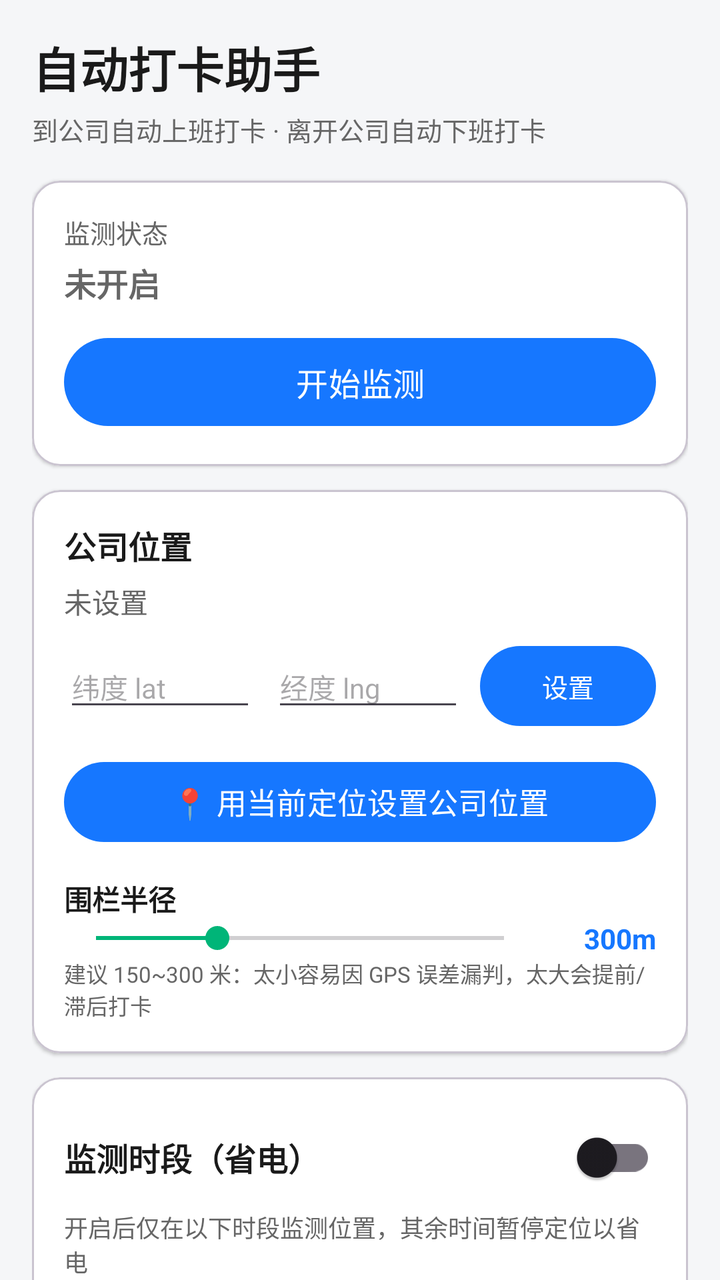
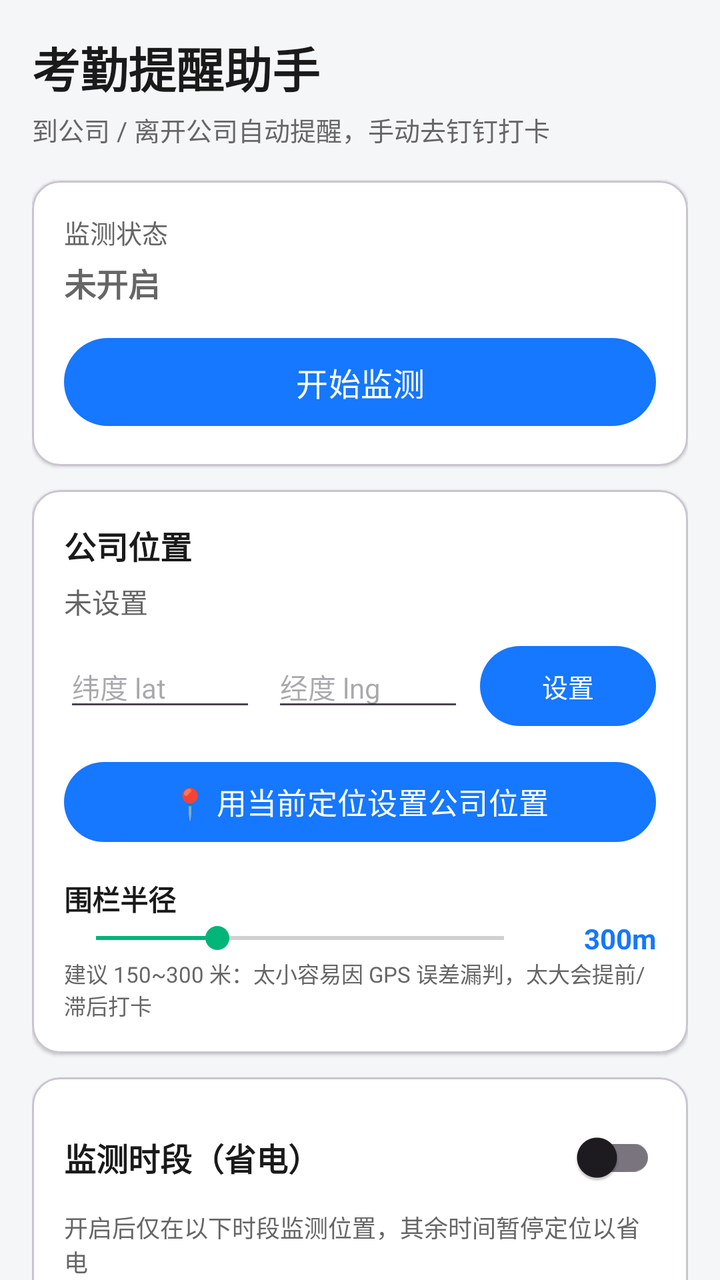

Two renders of the same Android screen: before a commit and after it. Below are the layout's source before the change and the commit's diff.
<!-- AndroidManifest.xml: application theme Theme.AutoDingPunch -->
<!-- res/layout/activity_main.xml -->
<?xml version="1.0" encoding="utf-8"?>
<ScrollView xmlns:android="http://schemas.android.com/apk/res/android"
    xmlns:app="http://schemas.android.com/apk/res-auto"
    android:layout_width="match_parent"
    android:layout_height="match_parent"
    android:background="@color/bg"
    android:fillViewport="true"
    android:scrollbars="none">

    <LinearLayout
        android:layout_width="match_parent"
        android:layout_height="wrap_content"
        android:orientation="vertical"
        android:padding="16dp">

        
        <TextView
            android:layout_width="match_parent"
            android:layout_height="wrap_content"
            android:layout_marginBottom="4dp"
            android:text="自动打卡助手"
            android:textColor="@color/black"
            android:textSize="24sp"
            android:textStyle="bold" />

        <TextView
            android:layout_width="match_parent"
            android:layout_height="wrap_content"
            android:layout_marginBottom="16dp"
            android:text="到公司自动上班打卡 · 离开公司自动下班打卡"
            android:textColor="@color/text_secondary"
            android:textSize="13sp" />

        
        <com.google.android.material.card.MaterialCardView
            android:layout_width="match_parent"
            android:layout_height="wrap_content"
            android:layout_marginBottom="12dp"
            app:cardBackgroundColor="@color/card_bg"
            app:cardCornerRadius="14dp"
            app:cardElevation="1dp">

            <LinearLayout
                android:layout_width="match_parent"
                android:layout_height="wrap_content"
                android:orientation="vertical"
                android:padding="16dp">

                <TextView
                    android:layout_width="wrap_content"
                    android:layout_height="wrap_content"
                    android:text="监测状态"
                    android:textColor="@color/text_secondary"
                    android:textSize="13sp" />

                <TextView
                    android:id="@+id/tv_status"
                    android:layout_width="match_parent"
                    android:layout_height="wrap_content"
                    android:layout_marginTop="4dp"
                    android:text="未开启"
                    android:textColor="@color/text_secondary"
                    android:textSize="16sp"
                    android:textStyle="bold" />

                <com.google.android.material.button.MaterialButton
                    android:id="@+id/btn_toggle_monitor"
                    android:layout_width="match_parent"
                    android:layout_height="52dp"
                    android:layout_marginTop="12dp"
                    android:text="开始监测"
                    android:textSize="16sp"
                    app:cornerRadius="26dp" />

            </LinearLayout>
        </com.google.android.material.card.MaterialCardView>

        
        <com.google.android.material.card.MaterialCardView
            android:layout_width="match_parent"
            android:layout_height="wrap_content"
            android:layout_marginBottom="12dp"
            app:cardBackgroundColor="@color/card_bg"
            app:cardCornerRadius="14dp"
            app:cardElevation="1dp">

            <LinearLayout
                android:layout_width="match_parent"
                android:layout_height="wrap_content"
                android:orientation="vertical"
                android:padding="16dp">

                <TextView
                    android:layout_width="wrap_content"
                    android:layout_height="wrap_content"
                    android:text="公司位置"
                    android:textColor="@color/black"
                    android:textSize="16sp"
                    android:textStyle="bold" />

                <TextView
                    android:id="@+id/tv_office"
                    android:layout_width="match_parent"
                    android:layout_height="wrap_content"
                    android:layout_marginTop="6dp"
                    android:text="未设置"
                    android:textColor="@color/text_secondary"
                    android:textSize="14sp" />

                
                <LinearLayout
                    android:id="@+id/layout_coords"
                    android:layout_width="match_parent"
                    android:layout_height="wrap_content"
                    android:layout_marginTop="8dp"
                    android:orientation="horizontal">

                    <EditText
                        android:id="@+id/et_lat"
                        android:layout_width="0dp"
                        android:layout_height="wrap_content"
                        android:layout_weight="1"
                        android:hint="纬度 lat"
                        android:inputType="numberDecimal"
                        android:maxLines="1"
                        android:textSize="14sp" />

                    <EditText
                        android:id="@+id/et_lng"
                        android:layout_width="0dp"
                        android:layout_height="wrap_content"
                        android:layout_marginStart="8dp"
                        android:layout_weight="1"
                        android:hint="经度 lng"
                        android:inputType="numberDecimal"
                        android:maxLines="1"
                        android:textSize="14sp" />

                    <com.google.android.material.button.MaterialButton
                        android:id="@+id/btn_set_coords"
                        android:layout_width="wrap_content"
                        android:layout_height="wrap_content"
                        android:layout_marginStart="8dp"
                        android:text="设置"
                        android:textSize="13sp"
                        app:cornerRadius="20dp" />
                </LinearLayout>

                <com.google.android.material.button.MaterialButton
                    android:id="@+id/btn_current_location"
                    android:layout_width="match_parent"
                    android:layout_height="48dp"
                    android:layout_marginTop="10dp"
                    android:text="📍 用当前定位设置公司位置"
                    android:textSize="15sp"
                    app:cornerRadius="24dp" />

                
                <TextView
                    android:layout_width="wrap_content"
                    android:layout_height="wrap_content"
                    android:layout_marginTop="14dp"
                    android:text="围栏半径"
                    android:textColor="@color/black"
                    android:textSize="14sp"
                    android:textStyle="bold" />

                <LinearLayout
                    android:layout_width="match_parent"
                    android:layout_height="wrap_content"
                    android:gravity="center_vertical"
                    android:orientation="horizontal">

                    <SeekBar
                        android:id="@+id/sb_radius"
                        android:layout_width="0dp"
                        android:layout_height="wrap_content"
                        android:layout_weight="1"
                        android:max="990"
                        android:progress="295" />

                    <TextView
                        android:id="@+id/tv_radius"
                        android:layout_width="60dp"
                        android:layout_height="wrap_content"
                        android:gravity="end"
                        android:text="300m"
                        android:textColor="@color/primary"
                        android:textSize="14sp"
                        android:textStyle="bold" />
                </LinearLayout>

                <TextView
                    android:layout_width="match_parent"
                    android:layout_height="wrap_content"
                    android:text="建议 150~300 米：太小容易因 GPS 误差漏判，太大会提前/滞后打卡"
                    android:textColor="@color/text_secondary"
                    android:textSize="11sp" />

            </LinearLayout>
        </com.google.android.material.card.MaterialCardView>

        
        <com.google.android.material.card.MaterialCardView
            android:layout_width="match_parent"
            android:layout_height="wrap_content"
            android:layout_marginBottom="12dp"
            app:cardBackgroundColor="@color/card_bg"
            app:cardCornerRadius="14dp"
            app:cardElevation="1dp">

            <LinearLayout
                android:layout_width="match_parent"
                android:layout_height="wrap_content"
                android:orientation="vertical"
                android:padding="16dp">

                <LinearLayout
                    android:layout_width="match_parent"
                    android:layout_height="wrap_content"
                    android:gravity="center_vertical"
                    android:orientation="horizontal">

                    <TextView
                        android:layout_width="0dp"
                        android:layout_height="wrap_content"
                        android:layout_weight="1"
                        android:text="监测时段（省电）"
                        android:textColor="@color/black"
                        android:textSize="16sp"
                        android:textStyle="bold" />

                    <com.google.android.material.switchmaterial.SwitchMaterial
                        android:id="@+id/sw_time_limit"
                        android:layout_width="wrap_content"
                        android:layout_height="wrap_content" />

                </LinearLayout>

                <TextView
                    android:layout_width="match_parent"
                    android:layout_height="wrap_content"
                    android:layout_marginTop="2dp"
                    android:text="开启后仅在以下时段监测位置，其余时间暂停定位以省电"
                    android:textColor="@color/text_secondary"
                    android:textSize="12sp" />

                
                <TextView
                    android:layout_width="wrap_content"
                    android:layout_height="wrap_content"
                    android:layout_marginTop="10dp"
                    android:text="上班监测时段（进公司打卡）"
                    android:textColor="@color/black"
                    android:textSize="13sp"
                    android:textStyle="bold" />

                <LinearLayout
                    android:layout_width="match_parent"
                    android:layout_height="wrap_content"
                    android:layout_marginTop="4dp"
                    android:gravity="center_vertical"
                    android:orientation="horizontal">

                    <EditText
                        android:id="@+id/et_win_in_start"
                        android:layout_width="0dp"
                        android:layout_height="wrap_content"
                        android:layout_weight="1"
                        android:hint="07:00"
                        android:inputType="time"
                        android:maxLines="1"
                        android:textSize="15sp" />

                    <TextView
                        android:layout_width="wrap_content"
                        android:layout_height="wrap_content"
                        android:layout_marginStart="8dp"
                        android:layout_marginEnd="8dp"
                        android:text="至"
                        android:textColor="@color/text_secondary"
                        android:textSize="13sp" />

                    <EditText
                        android:id="@+id/et_win_in_end"
                        android:layout_width="0dp"
                        android:layout_height="wrap_content"
                        android:layout_weight="1"
                        android:hint="09:30"
                        android:inputType="time"
                        android:maxLines="1"
                        android:textSize="15sp" />

                </LinearLayout>

                
                <TextView
                    android:layout_width="wrap_content"
                    android:layout_height="wrap_content"
                    android:layout_marginTop="10dp"
                    android:text="下班监测时段（离开公司打卡）"
                    android:textColor="@color/black"
                    android:textSize="13sp"
                    android:textStyle="bold" />

                <LinearLayout
                    android:layout_width="match_parent"
                    android:layout_height="wrap_content"
                    android:layout_marginTop="4dp"
                    android:gravity="center_vertical"
                    android:orientation="horizontal">

                    <EditText
                        android:id="@+id/et_win_out_start"
                        android:layout_width="0dp"
                        android:layout_height="wrap_content"
                        android:layout_weight="1"
                        android:hint="17:30"
                        android:inputType="time"
                        android:maxLines="1"
                        android:textSize="15sp" />

                    <TextView
                        android:layout_width="wrap_content"
                        android:layout_height="wrap_content"
                        android:layout_marginStart="8dp"
                        android:layout_marginEnd="8dp"
                        android:text="至"
                        android:textColor="@color/text_secondary"
                        android:textSize="13sp" />

                    <EditText
                        android:id="@+id/et_win_out_end"
                        android:layout_width="0dp"
                        android:layout_height="wrap_content"
                        android:layout_weight="1"
                        android:hint="20:00"
                        android:inputType="time"
                        android:maxLines="1"
                        android:textSize="15sp" />

                </LinearLayout>

                <com.google.android.material.button.MaterialButton
                    android:id="@+id/btn_save_windows"
                    android:layout_width="match_parent"
                    android:layout_height="44dp"
                    android:layout_marginTop="10dp"
                    android:text="保存时段设置"
                    android:textSize="14sp"
                    app:cornerRadius="22dp" />

                <TextView
                    android:layout_width="match_parent"
                    android:layout_height="wrap_content"
                    android:layout_marginTop="6dp"
                    android:text="提示：支持跨天时段（如 22:00-02:00）；关闭开关 = 全天监测"
                    android:textColor="@color/text_secondary"
                    android:textSize="11sp" />

            </LinearLayout>
        </com.google.android.material.card.MaterialCardView>

        
        <com.google.android.material.card.MaterialCardView
            android:layout_width="match_parent"
            android:layout_height="wrap_content"
            android:layout_marginBottom="12dp"
            app:cardBackgroundColor="@color/card_bg"
            app:cardCornerRadius="14dp"
            app:cardElevation="1dp">

            <LinearLayout
                android:layout_width="match_parent"
                android:layout_height="wrap_content"
                android:orientation="vertical"
                android:padding="16dp">

                <TextView
                    android:layout_width="wrap_content"
                    android:layout_height="wrap_content"
                    android:text="权限设置"
                    android:textColor="@color/black"
                    android:textSize="16sp"
                    android:textStyle="bold" />

                <TextView
                    android:layout_width="wrap_content"
                    android:layout_height="wrap_content"
                    android:layout_marginTop="6dp"
                    android:text="以下 4 项都开启才能正常工作："
                    android:textColor="@color/text_secondary"
                    android:textSize="13sp" />

                <com.google.android.material.button.MaterialButton
                    android:id="@+id/btn_loc_perm"
                    style="@style/Widget.Material3.Button.OutlinedButton"
                    android:layout_width="match_parent"
                    android:layout_height="46dp"
                    android:layout_marginTop="10dp"
                    android:text="1. 开启定位权限"
                    android:textSize="14sp" />

                <com.google.android.material.button.MaterialButton
                    android:id="@+id/btn_bg_loc_perm"
                    style="@style/Widget.Material3.Button.OutlinedButton"
                    android:layout_width="match_parent"
                    android:layout_height="46dp"
                    android:layout_marginTop="6dp"
                    android:text="2. 允许后台定位（重要）"
                    android:textSize="14sp" />

                <com.google.android.material.button.MaterialButton
                    android:id="@+id/btn_accessibility"
                    style="@style/Widget.Material3.Button.OutlinedButton"
                    android:layout_width="match_parent"
                    android:layout_height="46dp"
                    android:layout_marginTop="6dp"
                    android:text="3. 开启无障碍服务"
                    android:textSize="14sp" />

                <com.google.android.material.button.MaterialButton
                    android:id="@+id/btn_battery"
                    style="@style/Widget.Material3.Button.OutlinedButton"
                    android:layout_width="match_parent"
                    android:layout_height="46dp"
                    android:layout_marginTop="6dp"
                    android:text="4. 电池优化豁免（防杀后台）"
                    android:textSize="14sp" />

            </LinearLayout>
        </com.google.android.material.card.MaterialCardView>

        
        <com.google.android.material.card.MaterialCardView
            android:layout_width="match_parent"
            android:layout_height="wrap_content"
            android:layout_marginBottom="12dp"
            app:cardBackgroundColor="@color/card_bg"
            app:cardCornerRadius="14dp"
            app:cardElevation="1dp">

            <LinearLayout
                android:layout_width="match_parent"
                android:layout_height="wrap_content"
                android:orientation="vertical"
                android:padding="16dp">

                <TextView
                    android:layout_width="wrap_content"
                    android:layout_height="wrap_content"
                    android:text="手动打卡（测试用）"
                    android:textColor="@color/black"
                    android:textSize="16sp"
                    android:textStyle="bold" />

                <LinearLayout
                    android:layout_width="match_parent"
                    android:layout_height="wrap_content"
                    android:layout_marginTop="10dp"
                    android:orientation="horizontal">

                    <com.google.android.material.button.MaterialButton
                        android:id="@+id/btn_manual_in"
                        android:layout_width="0dp"
                        android:layout_height="48dp"
                        android:layout_weight="1"
                        android:text="立即上班打卡"
                        android:textSize="14sp"
                        app:backgroundTint="@color/green"
                        app:cornerRadius="24dp" />

                    <com.google.android.material.button.MaterialButton
                        android:id="@+id/btn_manual_out"
                        android:layout_width="0dp"
                        android:layout_height="48dp"
                        android:layout_marginStart="8dp"
                        android:layout_weight="1"
                        android:text="立即下班打卡"
                        android:textSize="14sp"
                        app:backgroundTint="@color/primary"
                        app:cornerRadius="24dp" />
                </LinearLayout>

                <com.google.android.material.button.MaterialButton
                    android:id="@+id/btn_debug"
                    style="@style/Widget.Material3.Button.TextButton"
                    android:layout_width="match_parent"
                    android:layout_height="40dp"
                    android:layout_marginTop="6dp"
                    android:text="调试：仅打开钉钉（不点击打卡）"
                    android:textColor="@color/text_secondary"
                    android:textSize="13sp" />

            </LinearLayout>
        </com.google.android.material.card.MaterialCardView>

        
        <com.google.android.material.card.MaterialCardView
            android:layout_width="match_parent"
            android:layout_height="wrap_content"
            android:layout_marginBottom="24dp"
            app:cardBackgroundColor="@color/card_bg"
            app:cardCornerRadius="14dp"
            app:cardElevation="1dp">

            <LinearLayout
                android:layout_width="match_parent"
                android:layout_height="wrap_content"
                android:orientation="vertical"
                android:padding="16dp">

                <LinearLayout
                    android:layout_width="match_parent"
                    android:layout_height="wrap_content"
                    android:gravity="center_vertical"
                    android:orientation="horizontal">

                    <TextView
                        android:layout_width="0dp"
                        android:layout_height="wrap_content"
                        android:layout_weight="1"
                        android:text="打卡日志"
                        android:textColor="@color/black"
                        android:textSize="16sp"
                        android:textStyle="bold" />

                    <TextView
                        android:id="@+id/btn_clear_logs"
                        android:layout_width="wrap_content"
                        android:layout_height="wrap_content"
                        android:padding="6dp"
                        android:text="清空"
                        android:textColor="@color/red"
                        android:textSize="13sp" />
                </LinearLayout>

                <LinearLayout
                    android:id="@+id/log_container"
                    android:layout_width="match_parent"
                    android:layout_height="wrap_content"
                    android:layout_marginTop="8dp"
                    android:orientation="vertical" />

            </LinearLayout>
        </com.google.android.material.card.MaterialCardView>

        <TextView
            android:layout_width="match_parent"
            android:layout_height="wrap_content"
            android:layout_marginBottom="16dp"
            android:gravity="center"
            android:text="⚠️ 请遵守公司考勤制度，自动打卡工具存在被公司制度或钉钉风控识别的风险，使用前请确认合规\n\nv1.0.0"
            android:textColor="@color/text_secondary"
            android:textSize="11sp" />

    </LinearLayout>
</ScrollView>
<!-- resources referenced by this layout -->
<resources>
  <color name="bg">#F5F6F8</color>
  <color name="black">#1A1A1A</color>
  <color name="card_bg">#FFFFFF</color>
  <color name="green">#00B578</color>
  <color name="primary">#1677FF</color>
  <color name="red">#FF4D4F</color>
  <color name="text_secondary">#666666</color>
  <style name="Theme.AutoDingPunch" parent="Theme.Material3.Light.NoActionBar">
          <item name="colorPrimary">@color/primary</item>
          <item name="colorOnPrimary">@color/white</item>
          <item name="colorSecondary">@color/accent</item>
          <item name="android:statusBarColor">@color/primary</item>
          <item name="android:windowLightStatusBar">false</item>
          <item name="android:navigationBarColor">@color/white</item>
          <item name="android:windowBackground">@color/bg</item>
      </style>
  <color name="white">#FFFFFF</color>
  <color name="accent">#00B578</color>
</resources>

<!-- the commit's change to res/layout/activity_main.xml (unified diff, before → after) -->
@@ -18,7 +18,7 @@
             android:layout_width="match_parent"
             android:layout_height="wrap_content"
             android:layout_marginBottom="4dp"
-            android:text="自动打卡助手"
+            android:text="考勤提醒助手"
             android:textColor="@color/black"
             android:textSize="24sp"
             android:textStyle="bold" />
@@ -27,7 +27,7 @@
             android:layout_width="match_parent"
             android:layout_height="wrap_content"
             android:layout_marginBottom="16dp"
-            android:text="到公司自动上班打卡 · 离开公司自动下班打卡"
+            android:text="到公司 / 离开公司自动提醒，手动去钉钉打卡"
             android:textColor="@color/text_secondary"
             android:textSize="13sp" />
 
@@ -388,7 +388,7 @@
                     android:layout_width="wrap_content"
                     android:layout_height="wrap_content"
                     android:layout_marginTop="6dp"
-                    android:text="以下 4 项都开启才能正常工作："
+                    android:text="以下 3 项都开启才能正常工作："
                     android:textColor="@color/text_secondary"
                     android:textSize="13sp" />
 
@@ -411,21 +411,12 @@
                     android:textSize="14sp" />
 
                 <com.google.android.material.button.MaterialButton
-                    android:id="@+id/btn_accessibility"
+                    android:id="@+id/btn_battery"
                     style="@style/Widget.Material3.Button.OutlinedButton"
                     android:layout_width="match_parent"
                     android:layout_height="46dp"
                     android:layout_marginTop="6dp"
-                    android:text="3. 开启无障碍服务"
-                    android:textSize="14sp" />
-
-                <com.google.android.material.button.MaterialButton
-                    android:id="@+id/btn_battery"
-                    style="@style/Widget.Material3.Button.OutlinedButton"
-                    android:layout_width="match_parent"
-                    android:layout_height="46dp"
-                    android:layout_marginTop="6dp"
-                    android:text="4. 电池优化豁免（防杀后台）"
+                    android:text="3. 电池优化豁免（防杀后台）"
                     android:textSize="14sp" />
 
             </LinearLayout>
@@ -449,11 +440,19 @@
                 <TextView
                     android:layout_width="wrap_content"
                     android:layout_height="wrap_content"
-                    android:text="手动打卡（测试用）"
+                    android:text="提醒测试与快捷操作"
                     android:textColor="@color/black"
                     android:textSize="16sp"
                     android:textStyle="bold" />
 
+                <TextView
+                    android:layout_width="wrap_content"
+                    android:layout_height="wrap_content"
+                    android:layout_marginTop="4dp"
+                    android:text="先开启监测，再点下面按钮可立即推送一次提醒通知；「打开钉钉」用于手动打卡"
+                    android:textColor="@color/text_secondary"
+                    android:textSize="12sp" />
+
                 <LinearLayout
                     android:layout_width="match_parent"
                     android:layout_height="wrap_content"
@@ -465,7 +464,7 @@
                         android:layout_width="0dp"
                         android:layout_height="48dp"
                         android:layout_weight="1"
-                        android:text="立即上班打卡"
+                        android:text="测试上班提醒"
                         android:textSize="14sp"
                         app:backgroundTint="@color/green"
                         app:cornerRadius="24dp" />
@@ -476,7 +475,7 @@
                         android:layout_height="48dp"
                         android:layout_marginStart="8dp"
                         android:layout_weight="1"
-                        android:text="立即下班打卡"
+                        android:text="测试下班提醒"
                         android:textSize="14sp"
                         app:backgroundTint="@color/primary"
                         app:cornerRadius="24dp" />
@@ -488,7 +487,7 @@
                     android:layout_width="match_parent"
                     android:layout_height="40dp"
                     android:layout_marginTop="6dp"
-                    android:text="调试：仅打开钉钉（不点击打卡）"
+                    android:text="打开钉钉 App"
                     android:textColor="@color/text_secondary"
                     android:textSize="13sp" />
 
@@ -550,7 +549,7 @@
             android:layout_height="wrap_content"
             android:layout_marginBottom="16dp"
             android:gravity="center"
-            android:text="⚠️ 请遵守公司考勤制度，自动打卡工具存在被公司制度或钉钉风控识别的风险，使用前请确认合规\n\nv1.0.0"
+            android:text="本工具仅做位置提醒，不自动操作任何应用。请遵守公司考勤制度，按时手动打卡。\n\nv1.0.9"
             android:textColor="@color/text_secondary"
             android:textSize="11sp" />
 
